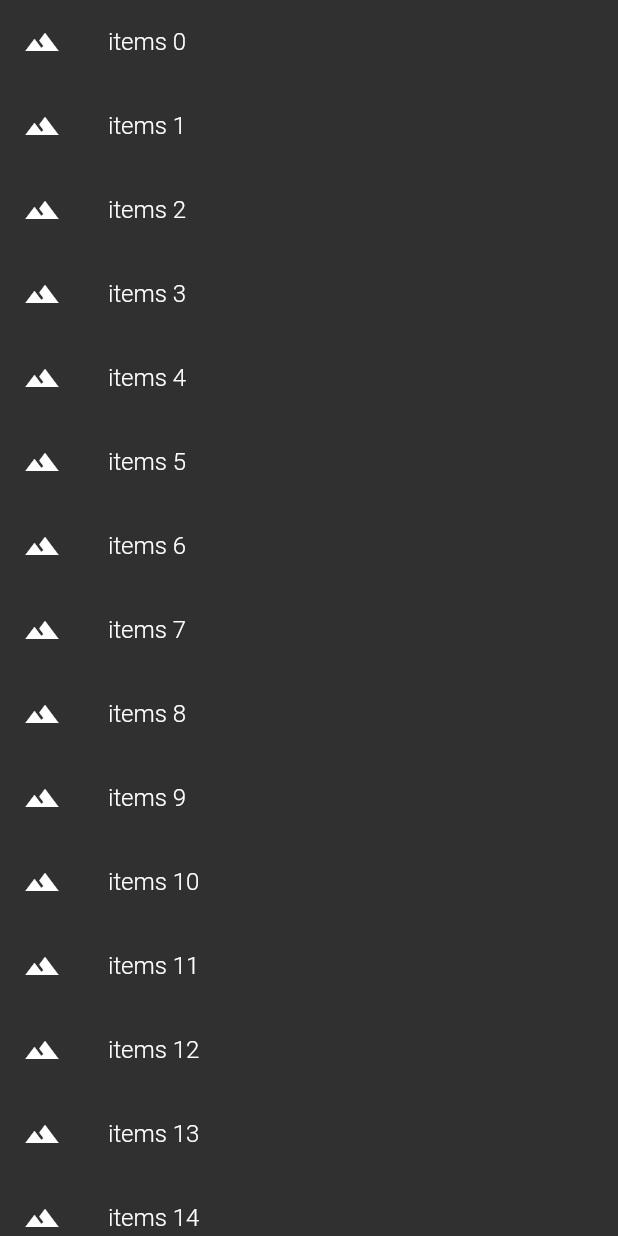
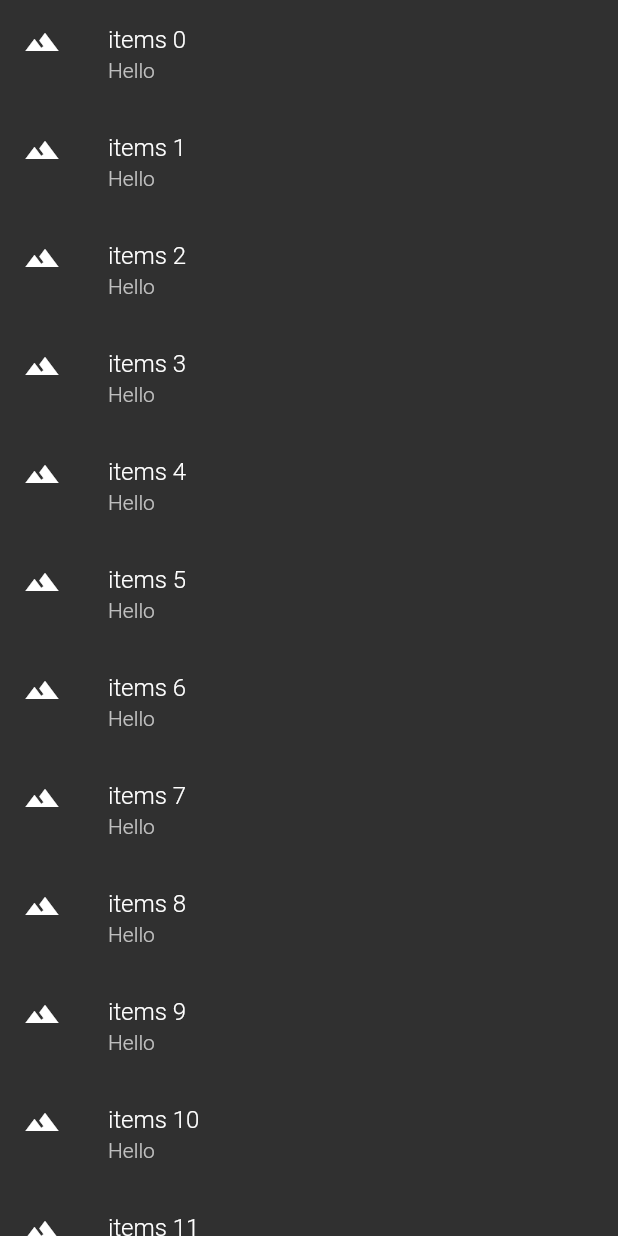
Before and after one commit to pavelsust/flutter_app, a Flutter app: the ShowListView widget shown alone on an empty page, opened directly, on a phone screen of 412 x 824 dp. Run offline on Flutter 3.47's test engine with Material 2 defaults, Android fonts, the phone set to English and light mode, and no system bars.

Commit message:
list added

```diff
--- a/lib/app/calculator/MyCalculator.dart
+++ b/lib/app/calculator/MyCalculator.dart
@@ -42,6 +42,7 @@ class _MyCalculator extends State<MyCalculator> {
               child: TextFormField(
                 controller: principleController,
                 keyboardType: TextInputType.number,
+                // ignore: missing_return
                 validator: (String value) {
                   if (value.isEmpty) {
                     return "Please enter principle amount";
@@ -96,6 +97,7 @@ class _MyCalculator extends State<MyCalculator> {
                       controller: termController,
                       keyboardType: TextInputType.number,
                       style: textStyle,
+                      // ignore: missing_return
                       validator: (String value){
                         if(value.isEmpty){
                           return 'Please insert term';
--- a/lib/app/screen/ShowListView.dart
+++ b/lib/app/screen/ShowListView.dart
@@ -5,11 +5,13 @@ class ShowListView extends StatelessWidget {
   @override
   Widget build(BuildContext context) {
     var myItems = makeList();
+
     var listContainer = Container(
       child: ListView.builder(itemBuilder: (context, index) {
         return ListTile(
           leading: Icon(Icons.landscape),
           title: Text(myItems[index]),
+          subtitle: Text('Hello'),
           onTap: () {
             debugPrint('click position $index and item is ${myItems[index]}');
             showSnakebar(context, index);
--- a/lib/main.dart
+++ b/lib/main.dart
@@ -1,5 +1,6 @@
 import 'package:flutter/material.dart';
 import 'package:flutterapp/app/calculator/MyCalculator.dart';
+import 'package:flutterapp/app/screen/ShowListView.dart';
 
 void main() => runApp(MyFlutterApp());
 
```
